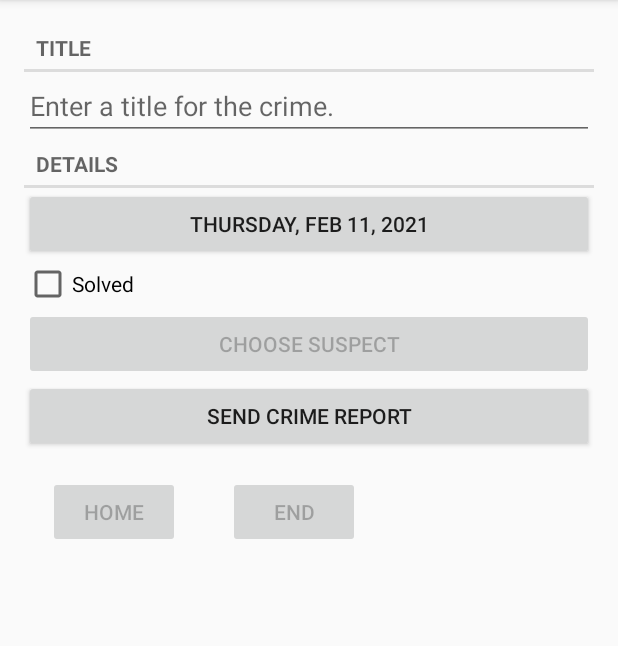
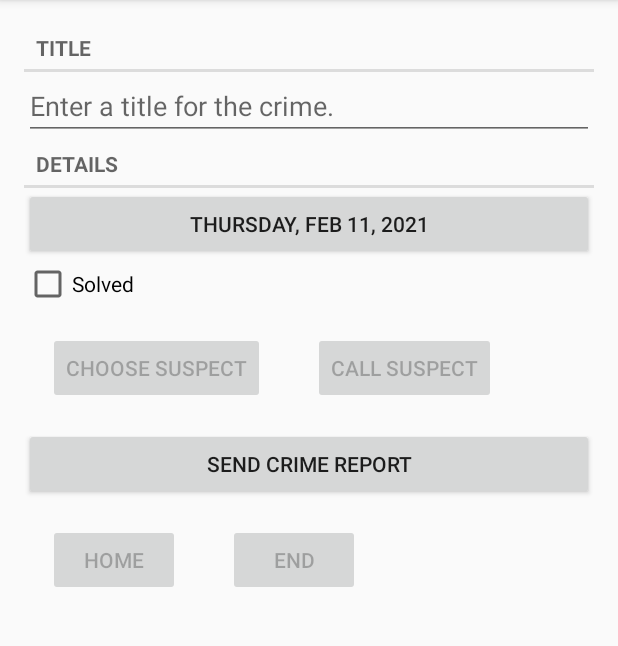
Before and after one commit to PaladiRka/Criminal-Intent, an Android app: the screen it shows after launch (CrimePagerActivity), after a tap on "New Crime", on a phone screen of 412 x 824 dp, the part 84-730 px from its top. Run offline under Robolectric (Android 15) with nearby library versions, the phone set to English and light mode, and no system bars.

Commit message:
Button for call suspect add.

```diff
--- a/app/src/main/AndroidManifest.xml
+++ b/app/src/main/AndroidManifest.xml
@@ -2,6 +2,7 @@
 <manifest xmlns:android="http://schemas.android.com/apk/res/android"
     package="com.bignerdranch.android.criminalintent">
 
+    <uses-permission android:name="android.permission.READ_CONTACTS" />
     <application
         android:allowBackup="true"
         android:icon="@mipmap/ic_launcher"
--- a/app/src/main/res/layout/fragment_crime.xml
+++ b/app/src/main/res/layout/fragment_crime.xml
@@ -34,11 +34,25 @@
         android:layout_height="wrap_content"
         android:text="@string/crime_solved_label" />
 
-    <Button
-        android:id="@+id/crime_suspect"
+    <LinearLayout
         android:layout_width="match_parent"
         android:layout_height="wrap_content"
-        android:text="@string/crime_suspect_text" />
+        android:orientation="horizontal">
+
+        <Button
+            android:id="@+id/crime_suspect"
+            android:layout_width="wrap_content"
+            android:layout_height="wrap_content"
+            android:layout_margin="16dp"
+            android:text="@string/crime_suspect_text" />
+
+        <Button
+            android:id="@+id/crime_suspect_call"
+            android:layout_width="wrap_content"
+            android:layout_height="wrap_content"
+            android:layout_margin="16dp"
+            android:text="@string/crime_suspect_call_text" />
+    </LinearLayout>
 
     <Button
         android:id="@+id/crime_report"
--- a/app/src/main/res/values/strings.xml
+++ b/app/src/main/res/values/strings.xml
@@ -14,6 +14,7 @@
     <string name="show_subtitle">Show Subtitle</string>
     <string name="hide_subtitle">Hide Subtitle</string>
     <string name="crime_suspect_text">Choose Suspect</string>
+    <string name="crime_suspect_call_text">Call Suspect</string>
     <string name="crime_report_text">Send Crime Report</string>
     <plurals name="subtitle_plural">
         <item quantity="zero">empty list</item>
```
Also changed, not shown: app/src/main/java/com/bignerdranch/android/criminalintent/CrimeFragment.kt (+47 -0 lines).
